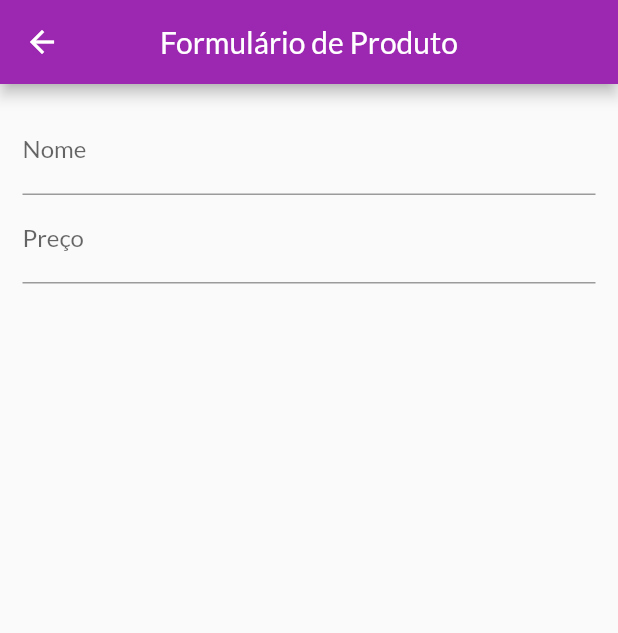
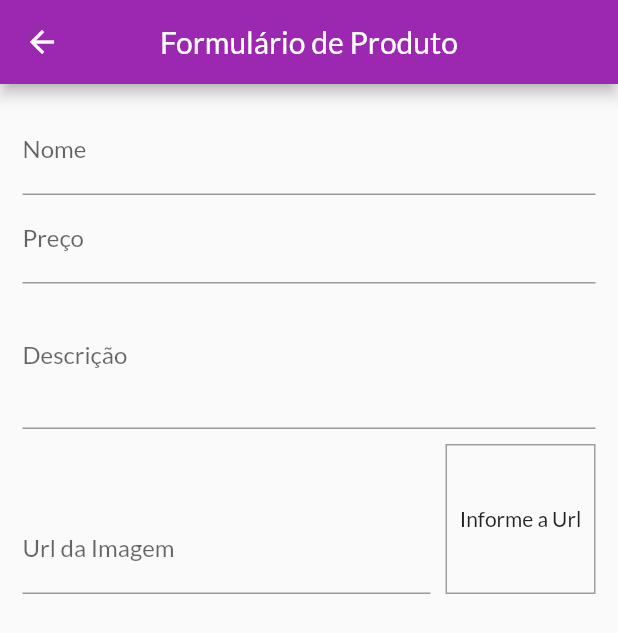
Before and after one commit to IagoMesquita/shop-flutter, a Flutter app: the ProductFormPage screen opened by its route, on a phone screen of 412 x 824 dp. Shown: the top 633 px of the screen. Run offline on Flutter 3.47's test engine with Material 2 defaults, Android fonts, the phone set to English and light mode, and no system bars; network calls fail.

Commit message:
feat> TextFormFild and FocusNode

```diff
--- a/lib/pages/product_form_page.dart
+++ b/lib/pages/product_form_page.dart
@@ -8,11 +8,22 @@ class ProductFormPage extends StatefulWidget {
 }
 
 class _ProductFormPageState extends State<ProductFormPage> {
-    final _priceFocus = FocusNode();
+  final _priceFocus = FocusNode();
+  final _descriptionFocus = FocusNode();
+  final _imageUrlFocus = FocusNode();
+  final _imageUrlController = TextEditingController();
+
+  @override
+  void dispose() {
+    // TODO: implement dispose
+    super.dispose();
+    _priceFocus.dispose();
+    _descriptionFocus.dispose();
+    _imageUrlFocus.dispose();
+  }
 
   @override
   Widget build(BuildContext context) {
-
     return Scaffold(
       appBar: AppBar(
         centerTitle: true,
@@ -32,8 +43,51 @@ class _ProductFormPageState extends State<ProductFormPage> {
             ),
             TextFormField(
               decoration: const InputDecoration(labelText: 'Preço'),
-              keyboardType: const TextInputType.numberWithOptions(decimal: true),
+              textInputAction: TextInputAction.next,
+              keyboardType:
+                  const TextInputType.numberWithOptions(decimal: true),
               focusNode: _priceFocus,
+              onFieldSubmitted: (_) {
+                FocusScope.of(context).requestFocus(_descriptionFocus);
+              },
+            ),
+            TextFormField(
+              decoration: const InputDecoration(
+                labelText: 'Descrição',
+              ),
+              textInputAction: TextInputAction.next,
+              focusNode: _descriptionFocus,
+              keyboardType: TextInputType.multiline,
+              maxLines: 3,
+              onFieldSubmitted: (_) {
+                FocusScope.of(context).requestFocus(_imageUrlFocus);
+              },
+            ),
+            Row(
+              crossAxisAlignment: CrossAxisAlignment.end,
+              children: [
+                Expanded(
+                  child: TextFormField(
+                    decoration:
+                        const InputDecoration(labelText: 'Url da Imagem'),
+                    textInputAction: TextInputAction.done,
+                    keyboardType: TextInputType.url,
+                    focusNode: _imageUrlFocus,
+                    controller: _imageUrlController,
+                  ),
+                ),
+                Container(
+                  height: 100,
+                  width: 100,
+                  margin: const EdgeInsets.only(top: 10, left: 10),
+                  decoration: BoxDecoration(
+                      border: Border.all(color: Colors.grey, width: 1)),
+                  alignment: Alignment.center,
+                  child: _imageUrlController.text.isEmpty
+                      ? const Text('Informe a Url')
+                      : Image.network(_imageUrlController.text),
+                )
+              ],
             ),
           ],
         )),
```
